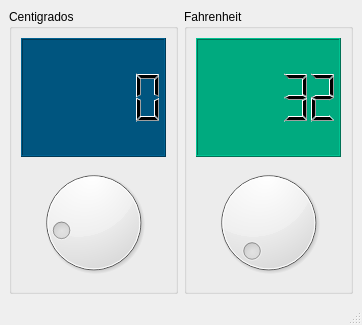
Qt form principal.ui (Fernand567/P509Qt-Conversor-Temperatura) before a commit.
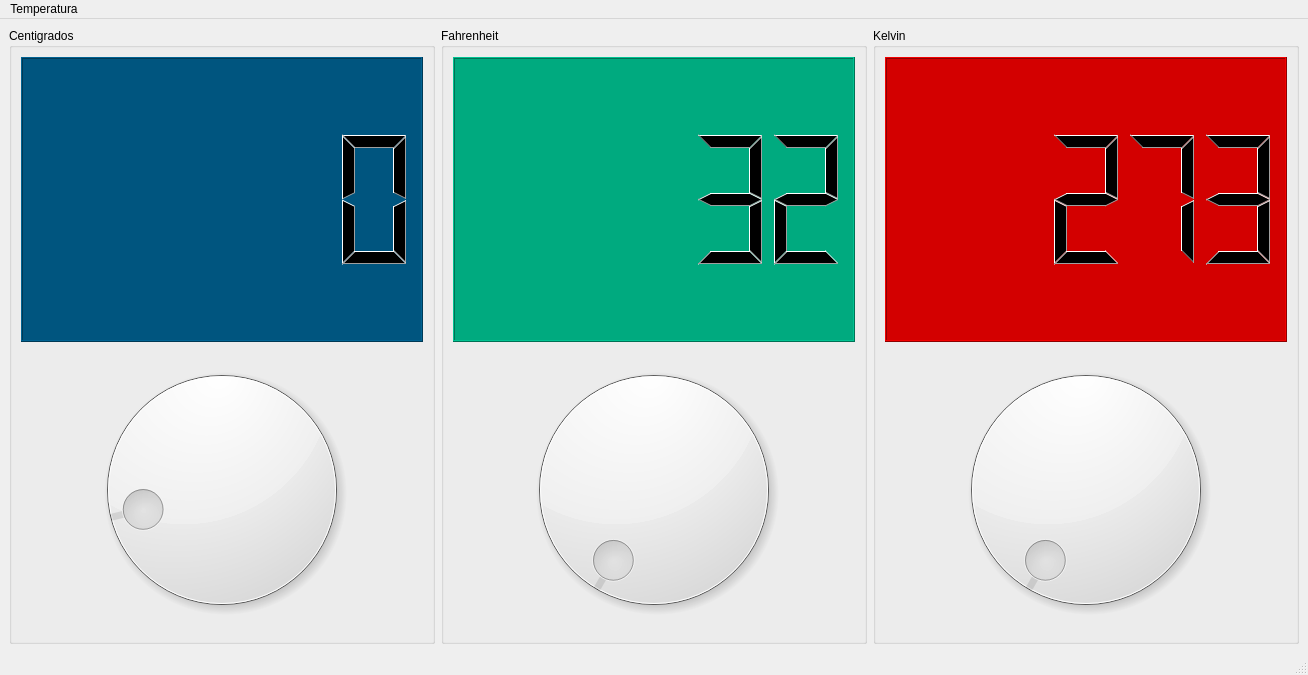
The same form after that commit. Icons and pictures are not drawn.

Commit message: Version 1.1 implemetacion kelvin

```diff
--- a/principal.ui
+++ b/principal.ui
@@ -6,8 +6,8 @@
    <rect>
     <x>0</x>
     <y>0</y>
-    <width>362</width>
-    <height>325</height>
+    <width>1308</width>
+    <height>675</height>
    </rect>
   </property>
   <property name="windowTitle">
@@ -76,6 +76,35 @@
       </layout>
      </widget>
     </item>
+    <item>
+     <widget class="QGroupBox" name="groupBox_3">
+      <property name="title">
+       <string>Kelvin</string>
+      </property>
+      <layout class="QVBoxLayout" name="verticalLayout_3">
+       <item>
+        <widget class="QLCDNumber" name="outKelv">
+         <property name="styleSheet">
+          <string notr="true">background-color: rgb(211, 0, 0);</string>
+         </property>
+         <property name="value" stdset="0">
+          <double>273.000000000000000</double>
+         </property>
+        </widget>
+       </item>
+       <item>
+        <widget class="QDial" name="inKelv">
+         <property name="minimum">
+          <number>255</number>
+         </property>
+         <property name="maximum">
+          <number>372</number>
+         </property>
+        </widget>
+       </item>
+      </layout>
+     </widget>
+    </item>
    </layout>
   </widget>
   <widget class="QMenuBar" name="menubar">
@@ -83,10 +112,16 @@
     <rect>
      <x>0</x>
      <y>0</y>
-     <width>362</width>
+     <width>1308</width>
      <height>20</height>
     </rect>
    </property>
+   <widget class="QMenu" name="menuTemperatura">
+    <property name="title">
+     <string>Temperatura</string>
+    </property>
+   </widget>
+   <addaction name="menuTemperatura"/>
   </widget>
   <widget class="QStatusBar" name="statusbar"/>
  </widget>
```
Left out of the diff: 16 changed lines with no effect on the pictures. The commit also changes 2 other files.
